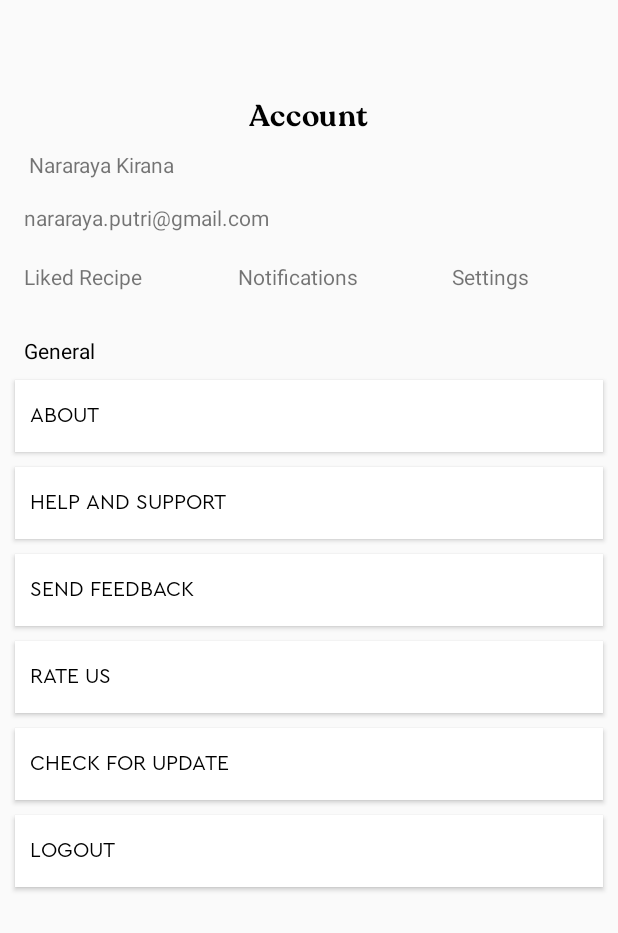
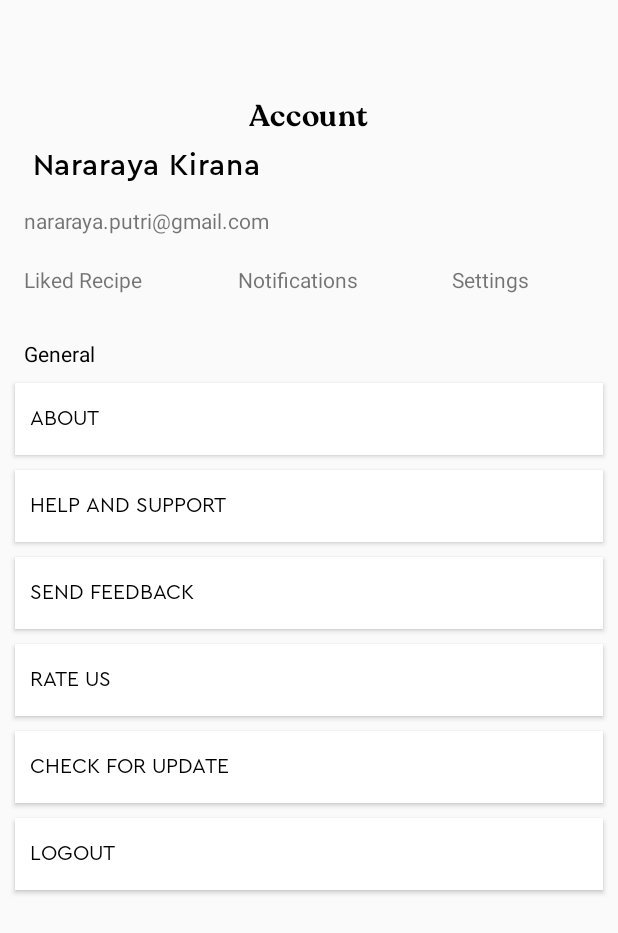
Before and after one commit to HenrryBT/mallika-cookbook-app, an Android app: the AccountActivity screen opened directly, with no data from a screen before it, on a phone screen of 412 x 824 dp. Shown: the top 933 px of the screen. Run offline under Robolectric (Android 15) with nearby library versions, the phone set to English and light mode, and no system bars.

Commit message:
Fixing user title text size

```diff
--- a/app/src/main/res/layout/activity_account.xml
+++ b/app/src/main/res/layout/activity_account.xml
@@ -28,6 +28,7 @@
 
     <TextView
         android:id="@+id/textView2"
+        style="@style/user_title_cera"
         android:layout_width="wrap_content"
         android:layout_height="wrap_content"
         android:layout_marginStart="16dp"
@@ -83,12 +84,12 @@
         style="@style/button_profile"
         android:layout_width="0dp"
         android:layout_height="wrap_content"
-        android:layout_marginStart="20dp"
-        android:layout_marginTop="24dp"
-        android:layout_marginEnd="20dp"
+        android:layout_marginStart="@dimen/space"
+        android:layout_marginTop="12dp"
+        android:layout_marginEnd="@dimen/space"
         android:text="About"
         app:layout_constraintEnd_toEndOf="parent"
-        app:layout_constraintHorizontal_bias="1.0"
+        app:layout_constraintHorizontal_bias="0.0"
         app:layout_constraintStart_toStartOf="parent"
         app:layout_constraintTop_toBottomOf="@+id/textView7" />
 
--- a/app/src/main/res/values/styles.xml
+++ b/app/src/main/res/values/styles.xml
@@ -32,7 +32,7 @@
 
     <style name="user_title_cera">
         <item name="android:fontFamily">@font/fontspring_cerapro_medium</item>
-        <item name="android:textSize">14sp</item>
+        <item name="android:textSize">20sp</item>
         <item name="android:textAlignment">viewStart</item>
         <item name="flow_verticalAlign">top</item>
         <item name="android:letterSpacing">@dimen/letter_spacing</item>
```
